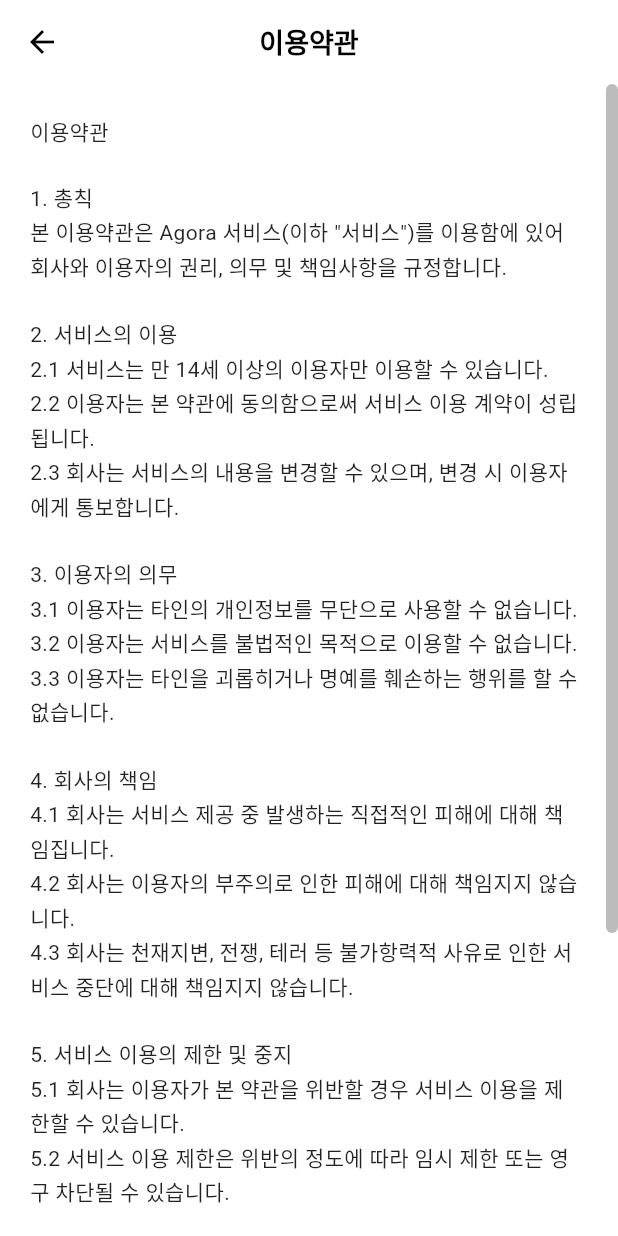
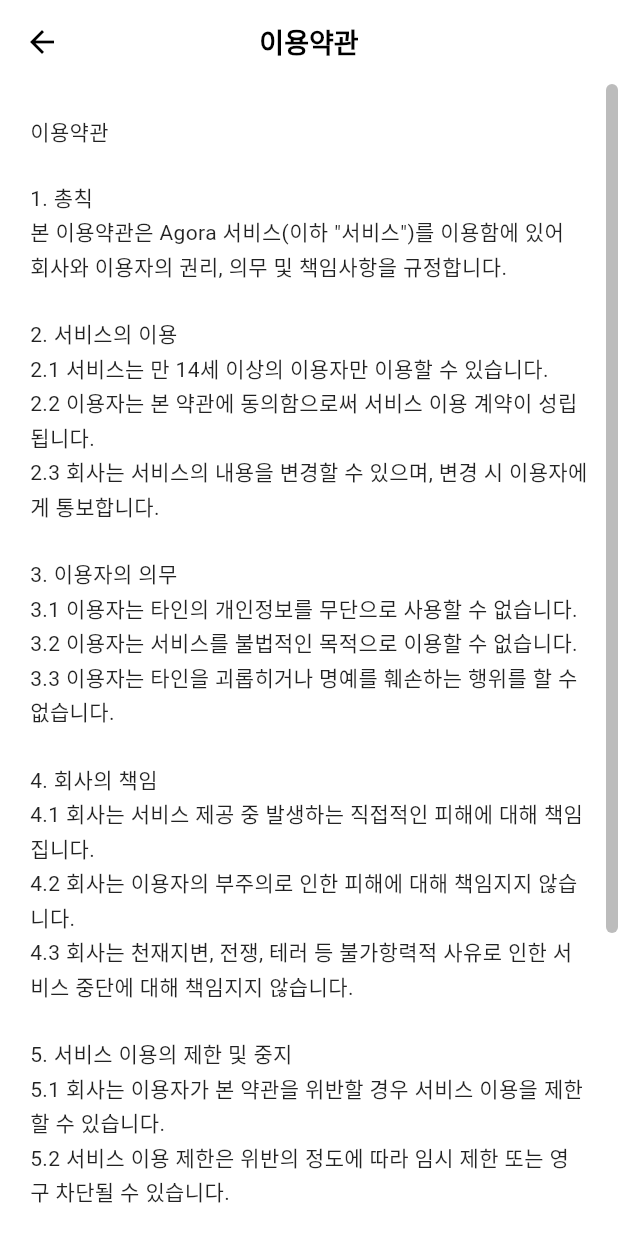
Before and after one commit to najoan125/agora, a Flutter app: the SignupScreen screen opened directly, after a tap on "이용약관", on a phone screen of 412 x 824 dp. Run offline on Flutter 3.47's test engine with Material 3 defaults, Android fonts, the phone set to English and light mode, and no system bars; our stand-ins replace flutter_svg.

Commit message:
회원가입페이지에서 이용약관과 개인정보처리방침에 마우스를 두면 정상적으로 마우스 커서변경및 클릭시 정보확인가능하게만들었고, 또한 약관을 볼때에 텍스트와 스크롤바가 제대로 정렬이 되지않았던 문제를 해결함

```diff
--- a/lib/screens/policy_screen.dart
+++ b/lib/screens/policy_screen.dart
@@ -34,27 +34,24 @@ class PolicyScreen extends StatelessWidget {
         centerTitle: true,
       ),
       body: SafeArea(
-        child: ScrollConfiguration(
-          behavior: ScrollConfiguration.of(context).copyWith(
-            scrollbars: true,
-          ),
+        child: Align(
+          alignment: Alignment.centerRight,
           child: Scrollbar(
             thumbVisibility: true,
             thickness: 8,
             radius: const Radius.circular(4),
             child: SingleChildScrollView(
-              padding: const EdgeInsets.only(
-                left: 20,
-                top: 20,
-                right: 24,
-                bottom: 20,
-              ),
+              padding: const EdgeInsets.symmetric(horizontal: 20, vertical: 20),
+              child: Align(
+                alignment: Alignment.centerLeft,
                 child: Text(
                   content,
+                  textAlign: TextAlign.left,
                   style: const TextStyle(
                     fontSize: 14,
                     color: Colors.black87,
                     height: 1.6,
+                  ),
                 ),
               ),
             ),
--- a/lib/screens/signup_screen.dart
+++ b/lib/screens/signup_screen.dart
@@ -270,7 +270,9 @@ class _SignupScreenState extends State<SignupScreen> {
                   Expanded(
                     child: Wrap(
                       children: [
-                        GestureDetector(
+                        MouseRegion(
+                          cursor: SystemMouseCursors.click,
+                          child: GestureDetector(
                             onTap: () {
                               Navigator.of(context).push(
                                 MaterialPageRoute(
@@ -289,11 +291,14 @@ class _SignupScreenState extends State<SignupScreen> {
                               ),
                             ),
                           ),
+                        ),
                         const Text(
                           '과 ',
                           style: TextStyle(color: Colors.grey),
                         ),
-                        GestureDetector(
+                        MouseRegion(
+                          cursor: SystemMouseCursors.click,
+                          child: GestureDetector(
                             onTap: () {
                               Navigator.of(context).push(
                                 MaterialPageRoute(
@@ -309,6 +314,7 @@ class _SignupScreenState extends State<SignupScreen> {
                               style: TextStyle(
                                 color: Colors.blue,
                                 decoration: TextDecoration.underline,
+                              ),
                             ),
                           ),
                         ),
```
Lines whose indentation alone changed are shown as unchanged.
